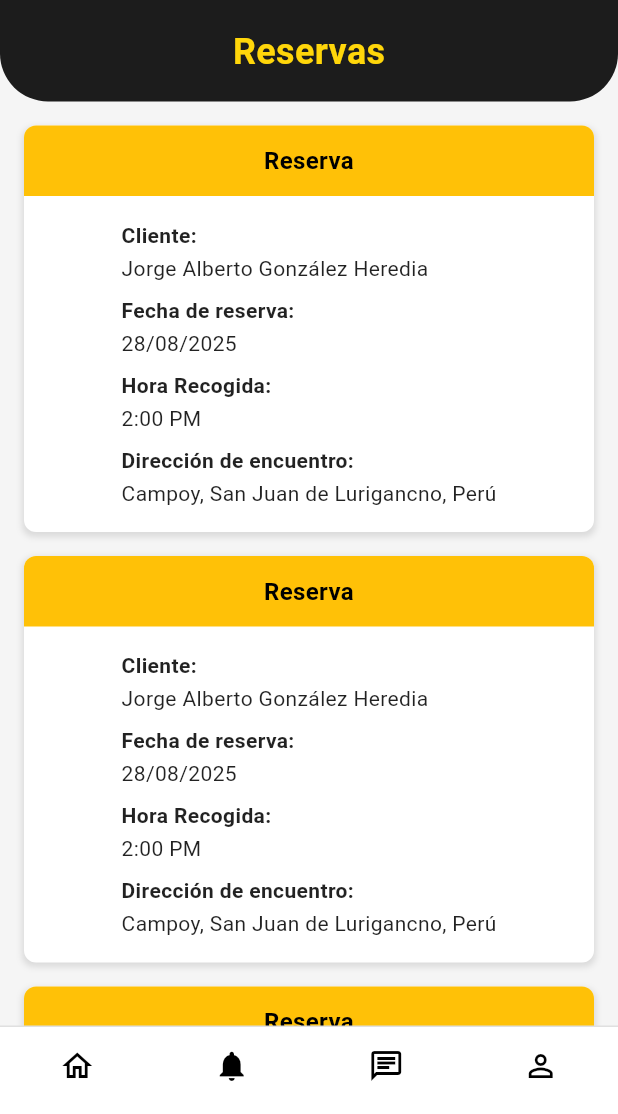
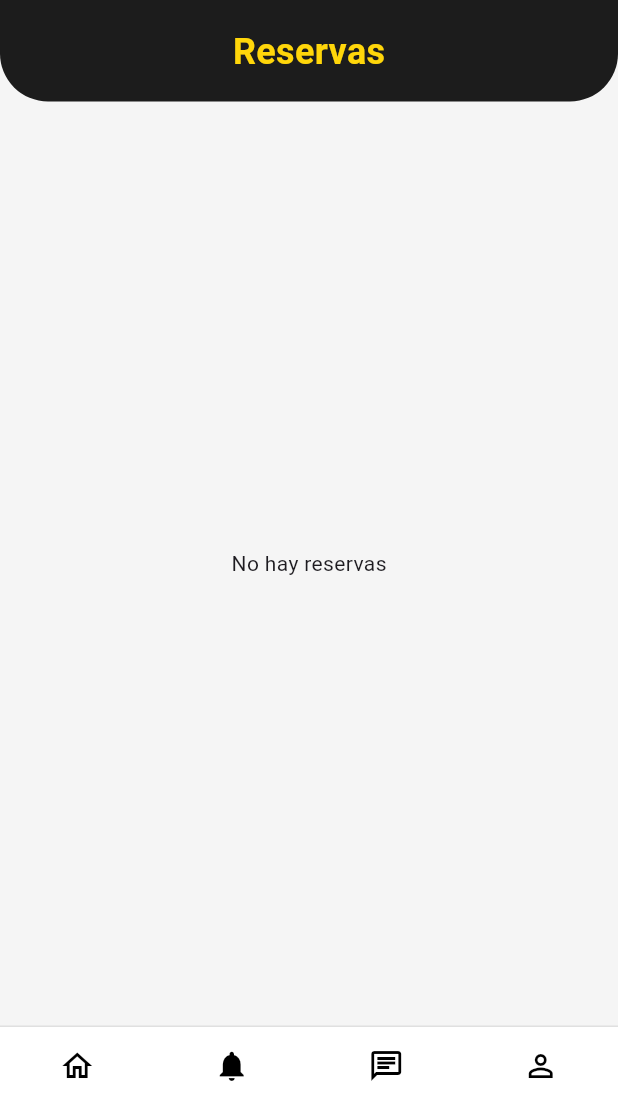
Before and after one commit to AndroidCodecta/app_movil_sistema_integral_de_reservas_y_gestion_de_taxis, a Flutter app: the ReservasScreen screen opened by its route, on a phone screen of 412 x 824 dp, the part 122-1236 px from its top. Run offline on Flutter 3.47's test engine with Material 3 defaults, Android fonts, the phone set to English and light mode, and no system bars; our stand-ins replace shared_preferences; accounts and stored records are empty.

Commit message:
fix: :sparkles: Conexión api en la vista de reservas

```diff
--- a/lib/Views/Reservas/reservas_page.dart
+++ b/lib/Views/Reservas/reservas_page.dart
@@ -1,5 +1,6 @@
+import 'package:flutter/material.dart';
+import '../../utils/session_manager.dart';
 import 'reservas_detalle.dart';
-import 'package:flutter/material.dart';
 import '../widgets/header.dart';
 import '../widgets/bottom_navigation.dart';
 
@@ -15,61 +16,92 @@ class ReservaDetalle {
     required this.horaRecogida,
     required this.direccionEncuentro,
   });
+
+  factory ReservaDetalle.fromMap(Map<String, dynamic> map) {
+    return ReservaDetalle(
+      cliente: map['cliente']?.toString() ?? 'Usuario',
+      fechaReserva: map['fechaReserva']?.toString() ?? '---',
+      horaRecogida: map['horaRecogida']?.toString() ?? '---',
+      direccionEncuentro: map['direccionEncuentro']?.toString() ?? '---',
+    );
+  }
 }
 
-// Widget principal de la pantalla Reservas
-class ReservasScreen extends StatelessWidget {
+class ReservasScreen extends StatefulWidget {
   const ReservasScreen({super.key});
 
-  // Datos de prueba para reservas
-  static final List<ReservaDetalle> reservasPrueba = [
-    ReservaDetalle(
-      cliente: "Jorge Alberto González Heredia",
-      fechaReserva: "28/08/2025",
-      horaRecogida: "2:00 PM",
-      direccionEncuentro: "Campoy, San Juan de Lurigancno, Perú",
-    ),
-    ReservaDetalle(
-      cliente: "Jorge Alberto González Heredia",
-      fechaReserva: "28/08/2025",
-      horaRecogida: "2:00 PM",
-      direccionEncuentro: "Campoy, San Juan de Lurigancno, Perú",
-    ),
-    ReservaDetalle(
-      cliente: "Jorge Alberto González Heredia",
-      fechaReserva: "28/08/2025",
-      horaRecogida: "2:00 PM",
-      direccionEncuentro: "Campoy, San Juan de Lurigancno, Perú",
-    ),
-  ];
+  @override
+  State<ReservasScreen> createState() => _ReservasScreenState();
+}
+
+class _ReservasScreenState extends State<ReservasScreen> {
+  List<ReservaDetalle> reservas = [];
+  bool _isLoading = true;
+
+  @override
+  void initState() {
+    super.initState();
+    _loadReservas();
+  }
+
+  Future<void> _loadReservas() async {
+    try {
+      final data = await SessionManager.getReservas();
+      List<ReservaDetalle> filtered = [];
+
+      for (final item in data) {
+        if (item.isNotEmpty &&
+            (item['cliente']?.toString().trim().isNotEmpty ?? false)) {
+          filtered.add(ReservaDetalle.fromMap(item));
+        }
+      }
+
+      setState(() {
+        reservas = filtered;
+        _isLoading = false;
+      });
+    } catch (e) {
+      setState(() {
+        _isLoading = false;
+      });
+    }
+  }
 
   @override
   Widget build(BuildContext context) {
     return Scaffold(
       backgroundColor: Colors.grey[100],
-      body: Column(
+      body: SafeArea(
+        child: Column(
           children: [
             const LogoHeader(titulo: 'Reservas', estiloLogin: false),
-
-          // Lista de reservas
             Expanded(
-            child: SingleChildScrollView(
-              padding: const EdgeInsets.all(16.0),
-              child: Column(
-                children: reservasPrueba
-                    .map((reserva) => ReservaDetalleCard(reserva: reserva))
-                    .toList(),
+              child: _isLoading
+                  ? const Center(child: CircularProgressIndicator())
+                  : reservas.isEmpty
+                  ? const Center(
+                      child: Text('No hay reservas'), // ESTILO CORREGIDO
+                    )
+                  : ListView.builder(
+                      padding: const EdgeInsets.all(16),
+                      itemCount: reservas.length,
+                      itemBuilder: (context, index) {
+                        final reserva = reservas[index];
+                        return Padding(
+                          padding: const EdgeInsets.only(bottom: 16.0),
+                          child: ReservaDetalleCard(reserva: reserva),
+                        );
+                      },
                     ),
             ),
-          ),
+            const CustomBottomNavBar(),
           ],
         ),
-      bottomNavigationBar: const CustomBottomNavBar(),
+      ),
     );
   }
 }
 
-// Widget para cada card de reserva detallada
 class ReservaDetalleCard extends StatelessWidget {
   final ReservaDetalle reserva;
 
@@ -87,87 +119,62 @@ class ReservaDetalleCard extends StatelessWidget {
           ),
         );
       },
-      child: Container(
-        margin: const EdgeInsets.only(bottom: 16),
-        decoration: BoxDecoration(
-          color: Colors.white,
-          borderRadius: BorderRadius.circular(8),
-          boxShadow: [
-            BoxShadow(
-              color: Colors.grey.withOpacity(0.3),
-              spreadRadius: 1,
-              blurRadius: 3,
-              offset: const Offset(0, 2),
-            ),
-          ],
-        ),
+      child: Card(
+        shape: RoundedRectangleBorder(borderRadius: BorderRadius.circular(16)),
+        elevation: 3,
+        child: Padding(
+          padding: const EdgeInsets.all(12),
           child: Column(
+            crossAxisAlignment: CrossAxisAlignment.start,
             children: [
-            // Header amarillo con "Reserva"
               Container(
                 width: double.infinity,
-              padding: const EdgeInsets.symmetric(vertical: 12),
-              decoration: const BoxDecoration(
+                padding: const EdgeInsets.symmetric(vertical: 6),
+                decoration: BoxDecoration(
                   color: Colors.amber,
-                borderRadius: BorderRadius.only(
-                  topLeft: Radius.circular(8),
-                  topRight: Radius.circular(8),
+                  borderRadius: BorderRadius.circular(8),
                 ),
-              ),
-              child: const Text(
+                child: const Center(
+                  child: Text(
                     'Reserva',
-                textAlign: TextAlign.center,
-                style: TextStyle(
-                  color: Colors.black,
-                  fontSize: 16,
-                  fontWeight: FontWeight.w600,
+                    style: TextStyle(fontWeight: FontWeight.bold, fontSize: 18),
                   ),
                 ),
               ),
-
-            // Contenido de la reserva
-            Padding(
-              padding: const EdgeInsets.all(16),
-              child: Column(
-                crossAxisAlignment: CrossAxisAlignment.start,
-                children: [
-                  _buildInfoRow('Cliente:', reserva.cliente),
               const SizedBox(height: 8),
-                  _buildInfoRow('Fecha de reserva:', reserva.fechaReserva),
-                  const SizedBox(height: 8),
-                  _buildInfoRow('Hora Recogida:', reserva.horaRecogida),
-                  const SizedBox(height: 8),
-                  _buildInfoRow(
-                    'Dirección de encuentro:',
-                    reserva.direccionEncuentro,
+              Text(
+                'Cliente: ${reserva.cliente}',
+                style: const TextStyle(fontWeight: FontWeight.bold),
               ),
-                ],
+              const SizedBox(height: 4),
+              Text('Fecha de reserva: ${reserva.fechaReserva}'),
+              const SizedBox(height: 4),
+              Text('Hora Recogida: ${reserva.horaRecogida}'),
+              const SizedBox(height: 4),
+              Text('Dirección de encuentro: ${reserva.direccionEncuentro}'),
+              const SizedBox(height: 12),
+              Align(
+                alignment: Alignment.centerRight,
+                child: TextButton(
+                  onPressed: () {
+                    Navigator.push(
+                      context,
+                      MaterialPageRoute(
+                        builder: (context) =>
+                            ReservaDetalleCompletoScreen(reserva: reserva),
+                      ),
+                    );
+                  },
+                  child: const Text(
+                    'Ver Detalles >',
+                    style: TextStyle(fontWeight: FontWeight.bold),
+                  ),
                 ),
               ),
             ],
           ),
         ),
-    );
-  }
-
-  Widget _buildInfoRow(String label, String value) {
-    return Column(
-      crossAxisAlignment: CrossAxisAlignment.start,
-      children: [
-        Text(
-          label,
-          style: const TextStyle(
-            fontSize: 14,
-            fontWeight: FontWeight.w600,
-            color: Colors.black87,
       ),
-        ),
-        const SizedBox(height: 2),
-        Text(
-          value,
-          style: const TextStyle(fontSize: 14, color: Colors.black87),
-        ),
-      ],
     );
   }
 }
```
Lines whose indentation alone changed are shown as unchanged.
